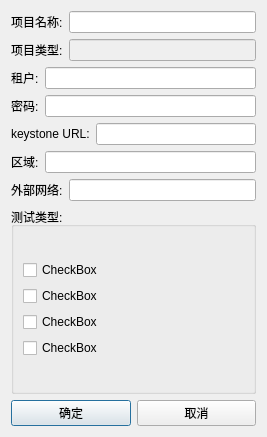
The window that nfc_install_project.ui (liuran2011/autotest) describes before a commit, drawn with Qt 5.
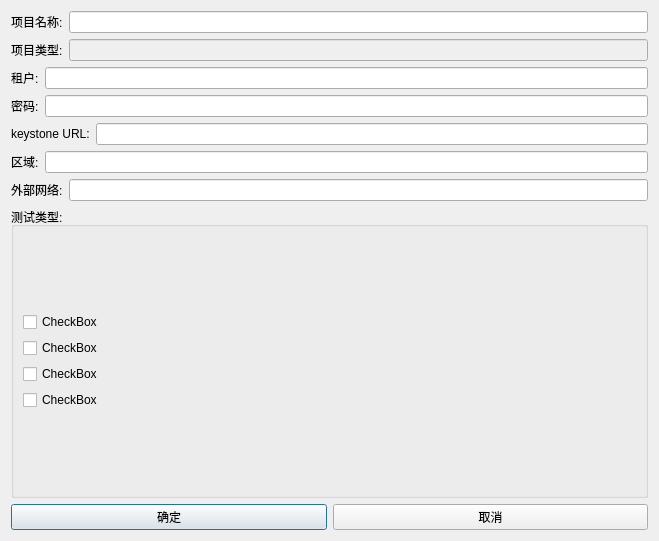
The same window after the commit.

Diff of the .ui file:
```diff
--- a/nfc_install_project.ui
+++ b/nfc_install_project.ui
@@ -6,8 +6,8 @@
    <rect>
     <x>0</x>
     <y>0</y>
-    <width>267</width>
-    <height>437</height>
+    <width>659</width>
+    <height>541</height>
    </rect>
   </property>
   <property name="windowTitle">
```
Left out of the diff: 21 changed lines with no effect on the pictures.
